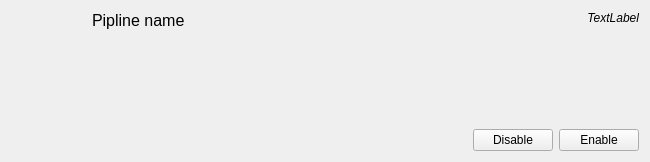
First picture: the form in src/modmanagerwidgetpipelineitem.ui, repository kriana/SilVerPLuM, before the edit.
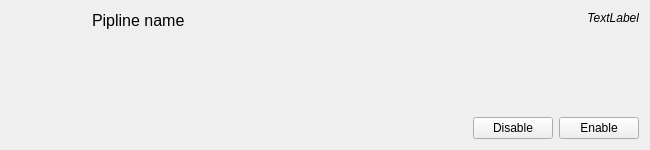
Second picture: the form after the edit. Icons and pictures are not drawn.

Patch:
```diff
--- a/src/modmanagerwidgetpipelineitem.ui
+++ b/src/modmanagerwidgetpipelineitem.ui
@@ -7,9 +7,27 @@
     <x>0</x>
     <y>0</y>
     <width>650</width>
-    <height>162</height>
+    <height>150</height>
    </rect>
   </property>
+  <property name="sizePolicy">
+   <sizepolicy hsizetype="Preferred" vsizetype="Fixed">
+    <horstretch>0</horstretch>
+    <verstretch>0</verstretch>
+   </sizepolicy>
+  </property>
+  <property name="minimumSize">
+   <size>
+    <width>0</width>
+    <height>150</height>
+   </size>
+  </property>
+  <property name="maximumSize">
+   <size>
+    <width>16777215</width>
+    <height>150</height>
+   </size>
+  </property>
   <property name="windowTitle">
    <string>Form</string>
   </property>
```
